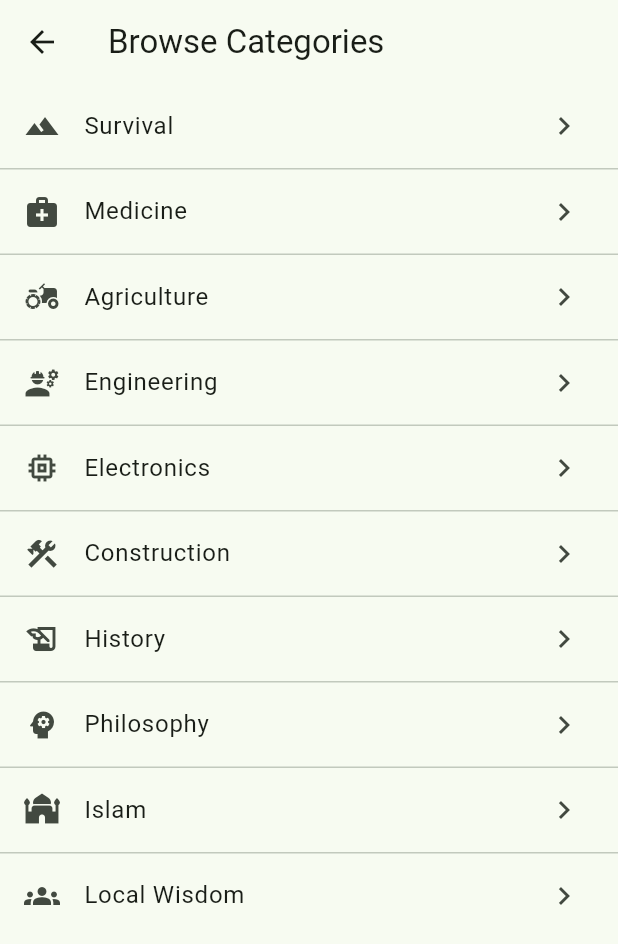
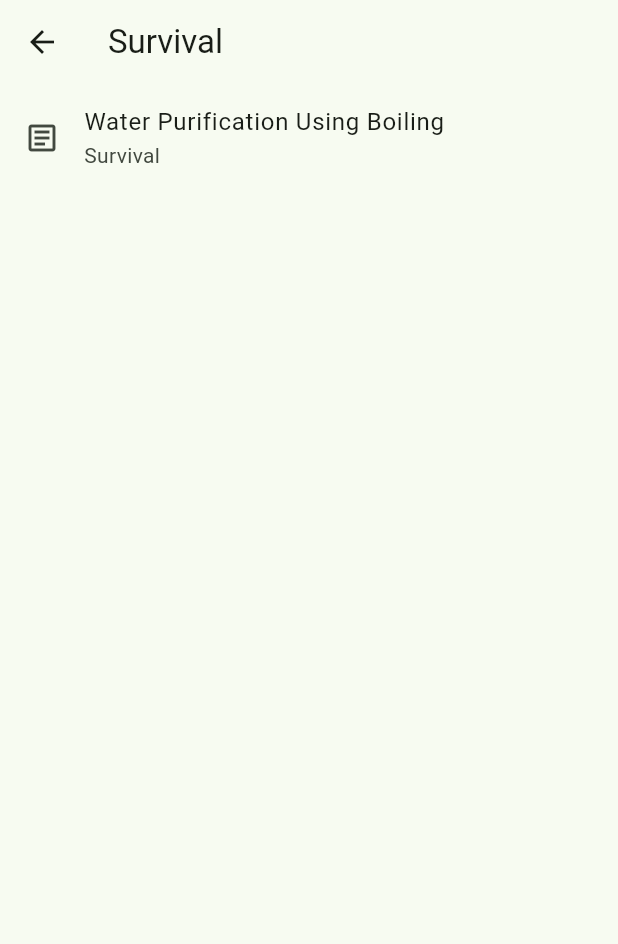
Before and after one commit to Daemonn00/humanity-vault-ai, a Flutter app: the CategoriesScreen screen opened directly, after a tap on "Survival", on a phone screen of 412 x 824 dp. Shown: the top 944 px of the screen. Run offline on Flutter 3.47's test engine with Material 3 defaults, Android fonts, the phone set to English and light mode, and no system bars.

Commit message:
Implement Article List screen
Add an ArticleListScreen under lib/features/library/ that shows the
articles within a category (title and category), using static local
data for the existing sample articles (Daily Morning and Evening Dua,
Water Purification Using Boiling, Basic CPR). Wire up navigation from
CategoriesScreen so tapping a category opens its article list.

```diff
--- /dev/null
+++ b/humanity_vault_app/lib/features/library/data/articles_repository.dart
@@ -0,0 +1,27 @@
+import '../models/article.dart';
+
+/// Provides the list of articles for each knowledge category.
+///
+/// This mirrors the sample articles under the repository's `knowledge/`
+/// directory. No database or network access is used - the data is local
+/// and static for the MVP.
+class ArticlesRepository {
+  static const Map<String, List<Article>> articlesByCategoryFolder = {
+    'islam': [
+      Article(title: 'Daily Morning and Evening Dua', category: 'Islam'),
+    ],
+    'survival': [
+      Article(
+        title: 'Water Purification Using Boiling',
+        category: 'Survival',
+      ),
+    ],
+    'medicine': [
+      Article(title: 'Basic CPR', category: 'Medicine'),
+    ],
+  };
+
+  List<Article> getArticles(String categoryFolder) {
+    return articlesByCategoryFolder[categoryFolder] ?? const [];
+  }
+}
--- /dev/null
+++ b/humanity_vault_app/lib/features/library/models/article.dart
@@ -0,0 +1,13 @@
+/// Represents a knowledge article entry.
+class Article {
+  const Article({
+    required this.title,
+    required this.category,
+  });
+
+  /// Title of the article.
+  final String title;
+
+  /// Display name of the category this article belongs to.
+  final String category;
+}
--- /dev/null
+++ b/humanity_vault_app/lib/features/library/presentation/article_list_screen.dart
@@ -0,0 +1,39 @@
+import 'package:flutter/material.dart';
+
+import '../data/articles_repository.dart';
+import '../models/category.dart';
+
+/// Displays the list of articles available within a category.
+class ArticleListScreen extends StatelessWidget {
+  const ArticleListScreen({super.key, required this.category});
+
+  final Category category;
+
+  @override
+  Widget build(BuildContext context) {
+    final articles = ArticlesRepository().getArticles(category.folderName);
+
+    return Scaffold(
+      appBar: AppBar(
+        title: Text(category.name),
+      ),
+      body: articles.isEmpty
+          ? const Center(
+              child: Text('No articles available yet.'),
+            )
+          : ListView.separated(
+              itemCount: articles.length,
+              separatorBuilder: (context, index) => const Divider(height: 1),
+              itemBuilder: (context, index) {
+                final article = articles[index];
+                return ListTile(
+                  leading: const Icon(Icons.article_outlined),
+                  title: Text(article.title),
+                  subtitle: Text(article.category),
+                  onTap: () {},
+                );
+              },
+            ),
+    );
+  }
+}
--- a/humanity_vault_app/lib/features/library/presentation/categories_screen.dart
+++ b/humanity_vault_app/lib/features/library/presentation/categories_screen.dart
@@ -1,6 +1,7 @@
 import 'package:flutter/material.dart';
 
 import '../data/categories_repository.dart';
+import 'article_list_screen.dart';
 
 /// Displays the list of knowledge categories available in the vault.
 class CategoriesScreen extends StatelessWidget {
@@ -23,7 +24,13 @@ class CategoriesScreen extends StatelessWidget {
             leading: Icon(category.icon),
             title: Text(category.name),
             trailing: const Icon(Icons.chevron_right),
-            onTap: () {},
+            onTap: () {
+              Navigator.of(context).push(
+                MaterialPageRoute(
+                  builder: (context) => ArticleListScreen(category: category),
+                ),
+              );
+            },
           );
         },
       ),
```
